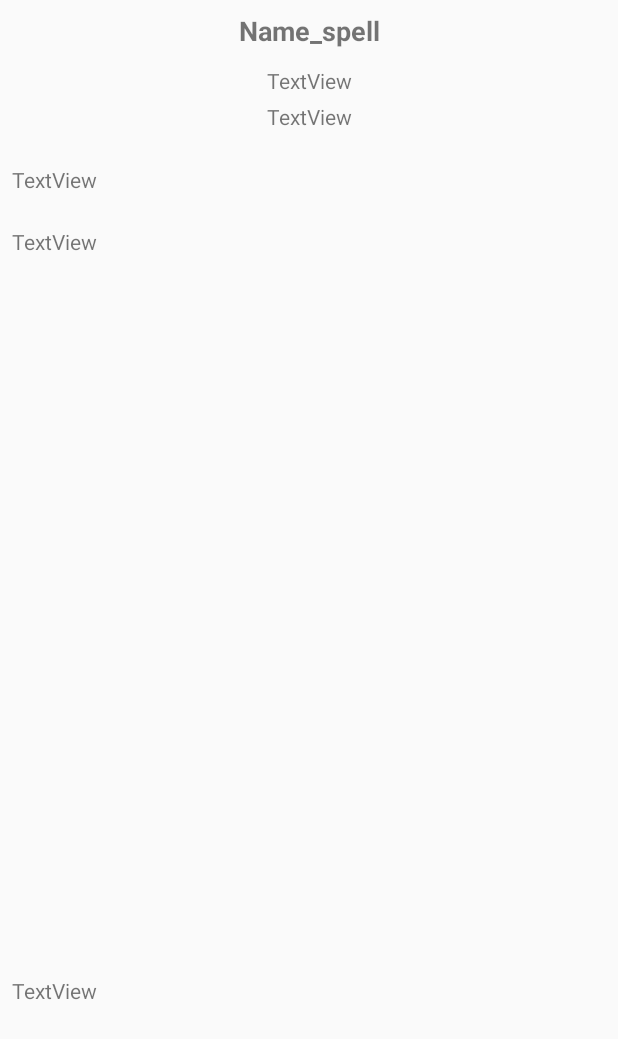
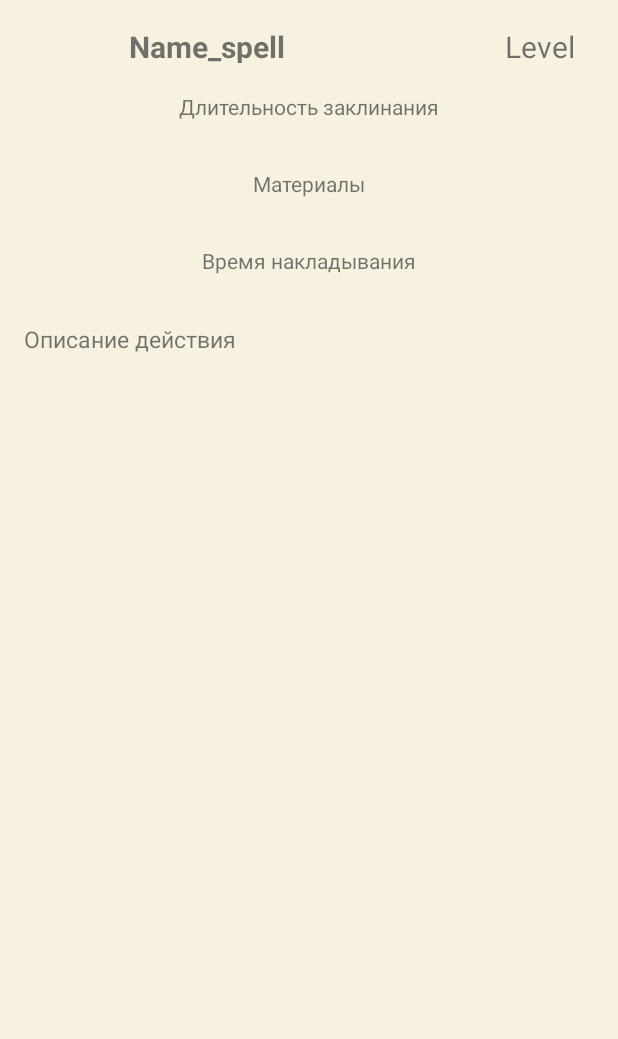
Before and after one commit to NataliePl/DnDGameNew, an Android app: the layout activity_one_spell.xml on its own in the app's theme, with its tools: preview values and no code run, on a phone screen of 412 x 824 dp. Shown: the top 1039 px of the screen. Run offline under Robolectric (Android 15) with nearby library versions, the phone set to English and light mode, and no system bars.

Commit message:
Изменение стиля 2х активити дополнительно

```diff
--- a/app/src/main/java/com/example/myapplication/SpellActivity.java
+++ b/app/src/main/java/com/example/myapplication/SpellActivity.java
@@ -104,7 +104,7 @@ public class SpellActivity extends AppCompatActivity {
                 };
                 listView = findViewById(R.id.listShortSpell);
                 listView.setAdapter(adapter);
-                listView.setChoiceMode(AbsListView.CHOICE_MODE_MULTIPLE);
+//                listView.setChoiceMode(AbsListView.CHOICE_MODE_MULTIPLE);
 
                 listView.setOnItemClickListener(
                         new AdapterView.OnItemClickListener() {
--- a/app/src/main/res/layout/activity_main.xml
+++ b/app/src/main/res/layout/activity_main.xml
@@ -8,7 +8,7 @@
     tools:context=".MainActivity">
 
     <RelativeLayout
-        android:id="@+id/RelLayClass"
+        android:id="@+id/RelLaySpell"
         android:layout_width="0dp"
         android:layout_height="140dp"
         android:layout_marginStart="8dp"
@@ -73,7 +73,7 @@
         app:layout_constraintEnd_toEndOf="parent"
         app:layout_constraintHorizontal_bias="0.0"
         app:layout_constraintStart_toStartOf="parent"
-        app:layout_constraintTop_toBottomOf="@+id/RelLayClass">
+        app:layout_constraintTop_toBottomOf="@+id/RelLaySpell">
 
         <TextView
             android:id="@+id/choose_level"
--- a/app/src/main/res/layout/activity_one_spell.xml
+++ b/app/src/main/res/layout/activity_one_spell.xml
@@ -4,89 +4,129 @@
     xmlns:tools="http://schemas.android.com/tools"
     android:layout_width="match_parent"
     android:layout_height="match_parent"
+    android:background="@color/backgroundActivity"
     tools:context=".SpellActivity">
 
-    <TextView
-        android:id="@+id/spellName"
+    <RelativeLayout
+        android:id="@+id/RelLaySpell"
         android:layout_width="match_parent"
-        android:layout_height="28dp"
+        android:layout_height="45dp"
         android:layout_marginStart="8dp"
         android:layout_marginTop="8dp"
         android:layout_marginEnd="8dp"
-        android:text="Name_spell"
-        android:textAlignment="center"
-        android:textSize="18sp"
-        android:textStyle="bold"
+        android:layout_marginBottom="8dp"
+        android:orientation="vertical"
+        app:layout_constraintBottom_toTopOf="@+id/RelLayLevel"
         app:layout_constraintEnd_toEndOf="parent"
-        app:layout_constraintHorizontal_bias="0.23"
+        app:layout_constraintHorizontal_bias="0.0"
         app:layout_constraintStart_toStartOf="parent"
-        app:layout_constraintTop_toTopOf="parent" />
+        app:layout_constraintTop_toTopOf="parent">
 
-    <TextView
-        android:id="@+id/spellLevel"
-        android:layout_width="match_parent"
-        android:layout_height="16dp"
-        android:layout_marginStart="8dp"
-        android:layout_marginTop="8dp"
-        android:layout_marginEnd="8dp"
-        android:text="TextView"
-        android:textAlignment="center"
-        app:layout_constraintEnd_toEndOf="parent"
-        app:layout_constraintStart_toStartOf="parent"
-        app:layout_constraintTop_toBottomOf="@+id/spellName" />
+        <TextView
+            android:id="@+id/spellName"
+            android:layout_width="240dp"
+            android:layout_height="25dp"
+            android:layout_alignParentStart="true"
+            android:layout_alignParentTop="true"
+            android:layout_alignParentBottom="true"
+            android:layout_marginStart="10dp"
+            android:layout_marginLeft="8dp"
+            android:layout_marginTop="9dp"
+            android:layout_marginRight="50dp"
+            android:layout_marginBottom="11dp"
+            android:text="Name_spell"
+            android:textAlignment="center"
+            android:textSize="20sp"
+            android:textStyle="bold"
+            app:layout_constraintStart_toStartOf="parent"
+            app:layout_constraintTop_toTopOf="parent" />
+
+        <TextView
+            android:id="@+id/spellLevel"
+            android:layout_width="122dp"
+            android:layout_height="25dp"
+            android:layout_alignTop="@+id/spellName"
+            android:layout_alignBottom="@+id/spellName"
+            android:layout_alignParentEnd="true"
+            android:layout_marginStart="15dp"
+            android:layout_marginLeft="243dp"
+            android:layout_marginTop="0dp"
+            android:layout_marginEnd="13dp"
+            android:layout_marginBottom="0dp"
+            android:paddingRight="8dp"
+            android:text="Level"
+            android:textAlignment="viewEnd"
+            android:textSize="20sp" />
+    </RelativeLayout>
 
     <TextView
         android:id="@+id/spellReadTime"
         android:layout_width="match_parent"
-        android:layout_height="34dp"
+        android:layout_height="35dp"
+
         android:layout_marginStart="8dp"
         android:layout_marginTop="8dp"
         android:layout_marginEnd="8dp"
-        android:scrollbars="vertical"
-        android:text="TextView"
+        android:layout_marginBottom="8dp"
+        android:text="Время накладывания"
         android:textAlignment="center"
-        app:layout_constraintEnd_toEndOf="parent"
-        app:layout_constraintStart_toStartOf="parent"
-        app:layout_constraintTop_toBottomOf="@+id/spellLevel" />
-
-    <TextView
-        android:id="@+id/spellMaterial"
-        android:layout_width="match_parent"
-        android:layout_height="33dp"
-        android:layout_marginStart="8dp"
-        android:layout_marginTop="8dp"
-        android:layout_marginEnd="8dp"
-        android:text="TextView"
-        app:layout_constraintEnd_toEndOf="parent"
-        app:layout_constraintHorizontal_bias="0.486"
-        app:layout_constraintStart_toStartOf="parent"
-        app:layout_constraintTop_toBottomOf="@+id/spellReadTime" />
-
-    <TextView
-        android:id="@+id/spellDisc"
-        android:layout_width="match_parent"
-        android:layout_height="350dp"
-        android:layout_marginStart="8dp"
-        android:layout_marginTop="8dp"
-        android:layout_marginEnd="8dp"
-        android:isScrollContainer="false"
-        android:scrollbars = "vertical"
-        android:text="TextView"
+        app:layout_constraintBottom_toTopOf="@+id/spellDisc"
         app:layout_constraintEnd_toEndOf="parent"
         app:layout_constraintStart_toStartOf="parent"
         app:layout_constraintTop_toBottomOf="@+id/spellMaterial" />
 
     <TextView
-        android:id="@+id/spellDuringTime"
+        android:id="@+id/spellMaterial"
         android:layout_width="match_parent"
-        android:layout_height="24dp"
+        android:layout_height="35dp"
+        android:layout_alignParentTop="false"
         android:layout_marginStart="8dp"
         android:layout_marginTop="8dp"
         android:layout_marginEnd="8dp"
         android:layout_marginBottom="8dp"
-        android:text="TextView"
+        android:text="Материалы"
+        android:textAlignment="center"
+        app:layout_constraintBottom_toTopOf="@+id/spellReadTime"
+        app:layout_constraintEnd_toEndOf="parent"
+        app:layout_constraintStart_toStartOf="parent"
+        app:layout_constraintTop_toBottomOf="@+id/spellDuringTime" />
+
+    <TextView
+        android:id="@+id/spellDisc"
+        android:layout_width="match_parent"
+        android:layout_height="0dp"
+        android:layout_alignParentTop="true"
+        android:layout_marginStart="8dp"
+        android:layout_marginTop="8dp"
+        android:layout_marginEnd="8dp"
+        android:layout_marginBottom="8dp"
+        android:isScrollContainer="true"
+        android:paddingLeft="8dp"
+        android:paddingRight="8dp"
+        android:scrollbars="vertical"
+        android:text="Описание действия"
+        android:textSize="15sp"
         app:layout_constraintBottom_toBottomOf="parent"
         app:layout_constraintEnd_toEndOf="parent"
+        app:layout_constraintHorizontal_bias="0.384"
         app:layout_constraintStart_toStartOf="parent"
-        app:layout_constraintTop_toBottomOf="@+id/spellDisc" />
+        app:layout_constraintTop_toBottomOf="@+id/spellReadTime" />
+
+    <TextView
+        android:id="@+id/spellDuringTime"
+        android:layout_width="match_parent"
+        android:layout_height="35dp"
+        android:layout_below="@+id/spellDisc"
+        android:layout_alignParentBottom="true"
+        android:layout_marginStart="8dp"
+        android:layout_marginTop="8dp"
+        android:layout_marginEnd="8dp"
+        android:layout_marginBottom="8dp"
+        android:text="Длительность заклинания"
+        android:textAlignment="center"
+        app:layout_constraintBottom_toTopOf="@+id/spellMaterial"
+        app:layout_constraintEnd_toEndOf="parent"
+        app:layout_constraintStart_toStartOf="parent"
+        app:layout_constraintTop_toBottomOf="@+id/RelLaySpell" />
+
 </androidx.constraintlayout.widget.ConstraintLayout>
--- a/app/src/main/res/layout/spell.xml
+++ b/app/src/main/res/layout/spell.xml
@@ -3,6 +3,8 @@
     android:orientation="horizontal"
     android:layout_width="match_parent"
     android:layout_height="match_parent"
+    android:paddingBottom="5dp"
+    android:paddingTop="5dp"
     android:background="?android:attr/activatedBackgroundIndicator">
 
     <CheckBox
--- a/app/src/main/res/values/colors.xml
+++ b/app/src/main/res/values/colors.xml
@@ -3,7 +3,7 @@
     <color name="colorPrimary">#848484</color>
     <color name="colorPrimaryDark">#848484</color>
     <color name="colorAccent">#808080</color>
-    <color name="reddivider">#FFEBCD</color>
+    <color name="reddivider">#ffffff</color>
     <color name="backgroundSpinner">#ffffff</color>
     <color name="backgroundActivity">#F7F2E0</color>
     <color name="backgroundButton">#DEB887</color>
```
Also changed, not shown: app/src/main/java/com/example/myapplication/OneSpellActivity.java (+9 -1 lines), app/src/main/res/layout/activity_spell.xml (+22 -25 lines).
